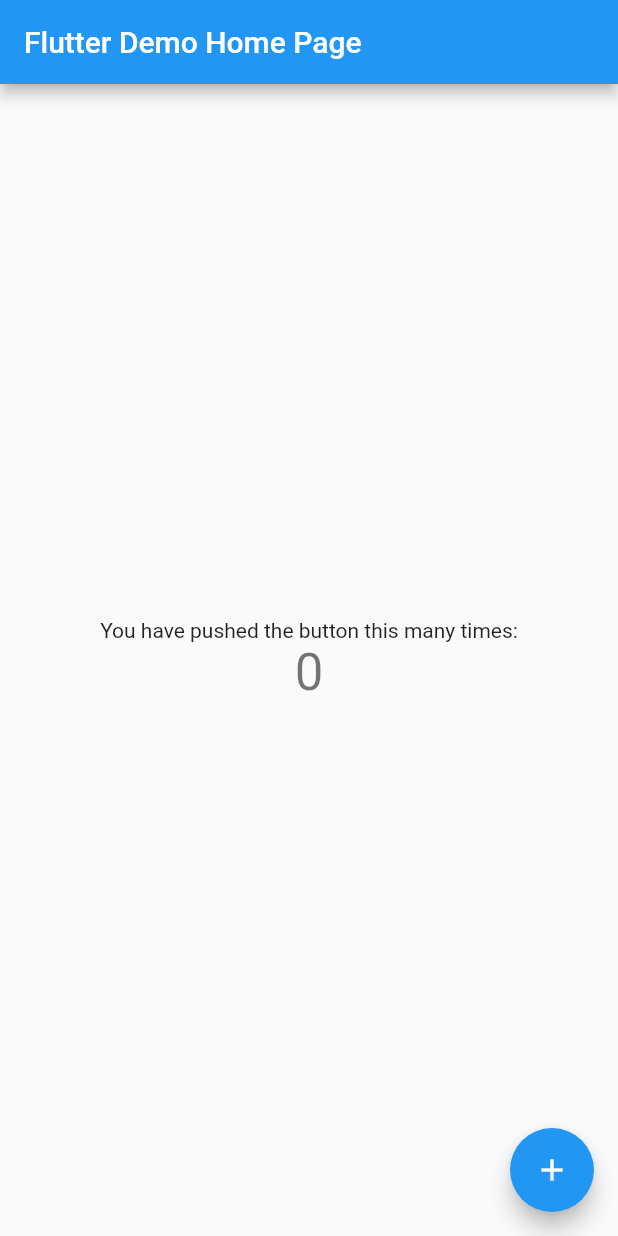
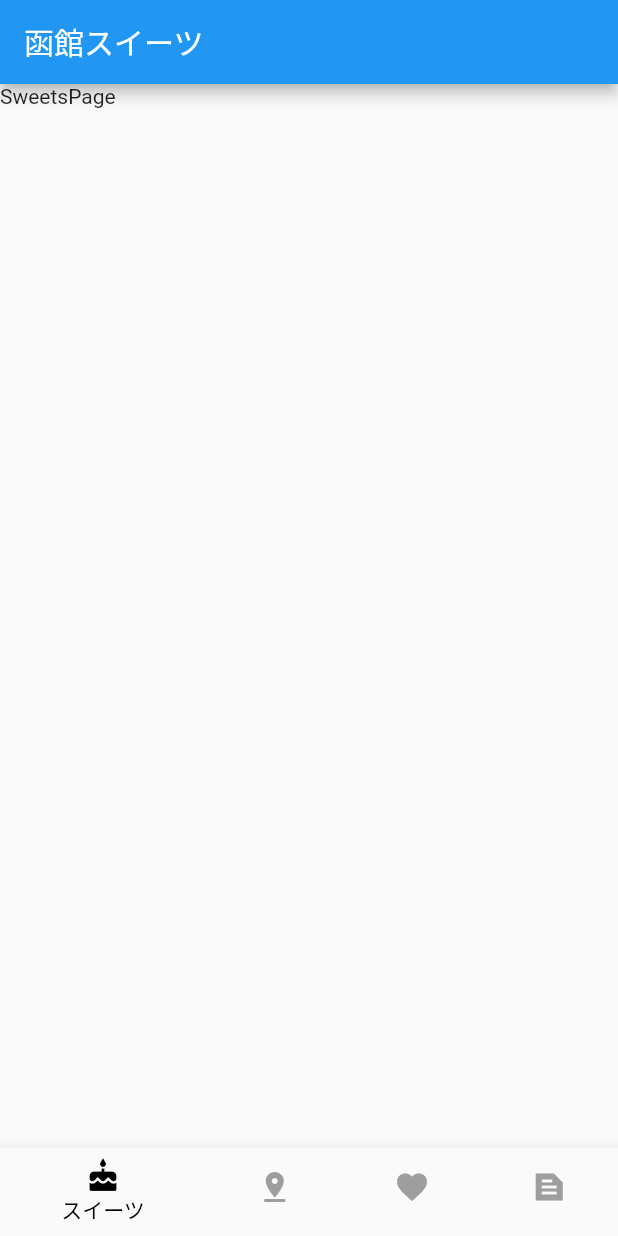
Before and after one commit to kmdkuk/hakodate_sweets, a Flutter app: the screen it shows after launch, on a phone screen of 412 x 824 dp. Run offline on Flutter 3.47's test engine with Material 2 defaults, Android fonts, the phone set to English and light mode, and no system bars; our stand-ins replace firebase_core; accounts and stored records are empty.

Commit message:
add base pages

```diff
--- a/lib/main.dart
+++ b/lib/main.dart
@@ -1,5 +1,9 @@
 import 'package:firebase_core/firebase_core.dart';
 import 'package:flutter/material.dart';
+import 'package:hakodate_sweets/pages/coupons/coupons_page.dart';
+import 'package:hakodate_sweets/pages/favorite/favorite_page.dart';
+import 'package:hakodate_sweets/pages/map/map_page.dart';
+import 'package:hakodate_sweets/pages/sweets/sweets_page.dart';
 
 Future<void> main() async {
   WidgetsFlutterBinding.ensureInitialized();
@@ -14,107 +18,68 @@ class MyApp extends StatelessWidget {
     return MaterialApp(
       title: 'Flutter Demo',
       theme: ThemeData(
-        // This is the theme of your application.
-        //
-        // Try running your application with "flutter run". You'll see the
-        // application has a blue toolbar. Then, without quitting the app, try
-        // changing the primarySwatch below to Colors.green and then invoke
-        // "hot reload" (press "r" in the console where you ran "flutter run",
-        // or simply save your changes to "hot reload" in a Flutter IDE).
-        // Notice that the counter didn't reset back to zero; the application
-        // is not restarted.
         primarySwatch: Colors.blue,
-        // This makes the visual density adapt to the platform that you run
-        // the app on. For desktop platforms, the controls will be smaller and
-        // closer together (more dense) than on mobile platforms.
         visualDensity: VisualDensity.adaptivePlatformDensity,
       ),
-      home: const MyHomePage(title: 'Flutter Demo Home Page'),
+      home: Main(),
     );
   }
 }
 
-class MyHomePage extends StatefulWidget {
-  const MyHomePage({Key key, this.title}) : super(key: key);
-
-  // This widget is the home page of your application. It is stateful, meaning
-  // that it has a State object (defined below) that contains fields that affect
-  // how it looks.
-
-  // This class is the configuration for the state. It holds the values (in this
-  // case the title) provided by the parent (in this case the App widget) and
-  // used by the build method of the State. Fields in a Widget subclass are
-  // always marked "final".
-
-  final String title;
-
+class Main extends StatefulWidget {
   @override
-  _MyHomePageState createState() => _MyHomePageState();
+  _MainState createState() => _MainState();
 }
 
-class _MyHomePageState extends State<MyHomePage> {
-  int _counter = 0;
-
-  void _incrementCounter() {
-    setState(() {
-      // This call to setState tells the Flutter framework that something has
-      // changed in this State, which causes it to rerun the build method below
-      // so that the display can reflect the updated values. If we changed
-      // _counter without calling setState(), then the build method would not be
-      // called again, and so nothing would appear to happen.
-      _counter++;
-    });
-  }
+class _MainState extends State<Main> {
+  int _currentIndex = 0;
+  final List<Widget> _pages = [
+    SweetsPage(),
+    MapPage(),
+    FavoritePage(),
+    CouponsPage(),
+  ];
 
   @override
   Widget build(BuildContext context) {
-    // This method is rerun every time setState is called, for instance as done
-    // by the _incrementCounter method above.
-    //
-    // The Flutter framework has been optimized to make rerunning build methods
-    // fast, so that you can just rebuild anything that needs updating rather
-    // than having to individually change instances of widgets.
+    const bottomNavItems = [
+      BottomNavigationBarItem(
+        icon: Icon(Icons.cake),
+        label: 'スイーツ',
+      ),
+      BottomNavigationBarItem(
+        icon: Icon(Icons.pin_drop),
+        label: 'マップ',
+      ),
+      BottomNavigationBarItem(
+        icon: Icon(Icons.favorite),
+        label: 'お気に入り',
+      ),
+      BottomNavigationBarItem(
+        icon: Icon(Icons.text_snippet_sharp),
+        label: 'クーポン',
+      ),
+    ];
+
     return Scaffold(
       appBar: AppBar(
-        // Here we take the value from the MyHomePage object that was created by
-        // the App.build method, and use it to set our appbar title.
-        title: Text(widget.title),
+        title: const Text('函館スイーツ'),
       ),
-      body: Center(
-        // Center is a layout widget. It takes a single child and positions it
-        // in the middle of the parent.
-        child: Column(
-          // Column is also a layout widget. It takes a list of children and
-          // arranges them vertically. By default, it sizes itself to fit its
-          // children horizontally, and tries to be as tall as its parent.
-          //
-          // Invoke "debug painting" (press "p" in the console, choose the
-          // "Toggle Debug Paint" action from the Flutter Inspector in Android
-          // Studio, or the "Toggle Debug Paint" command in Visual Studio Code)
-          // to see the wireframe for each widget.
-          //
-          // Column has various properties to control how it sizes itself and
-          // how it positions its children. Here we use mainAxisAlignment to
-          // center the children vertically; the main axis here is the vertical
-          // axis because Columns are vertical (the cross axis would be
-          // horizontal).
-          mainAxisAlignment: MainAxisAlignment.center,
-          children: <Widget>[
-            const Text(
-              'You have pushed the button this many times:',
-            ),
-            Text(
-              '$_counter',
-              style: Theme.of(context).textTheme.headline4,
-            ),
-          ],
-        ),
+      body: _pages[_currentIndex],
+      bottomNavigationBar: BottomNavigationBar(
+        fixedColor: Colors.black,
+        unselectedItemColor: Colors.grey,
+        onTap: _onTap,
+        currentIndex: _currentIndex,
+        type: BottomNavigationBarType.shifting,
+        items: bottomNavItems,
       ),
-      floatingActionButton: FloatingActionButton(
-        onPressed: _incrementCounter,
-        tooltip: 'Increment',
-        child: const Icon(Icons.add),
-      ), // This trailing comma makes auto-formatting nicer for build methods.
     );
   }
+
+  void _onTap(int index) {
+    setState(() {
+      _currentIndex = index;
+    });
+  }
 }
--- /dev/null
+++ b/lib/pages/coupons/coupons_page.dart
@@ -0,0 +1,8 @@
+import 'package:flutter/material.dart';
+
+class CouponsPage extends StatelessWidget {
+  @override
+  Widget build(BuildContext context) {
+    return const Text('CouponsPage');
+  }
+}
--- /dev/null
+++ b/lib/pages/favorite/favorite_page.dart
@@ -0,0 +1,8 @@
+import 'package:flutter/material.dart';
+
+class FavoritePage extends StatelessWidget {
+  @override
+  Widget build(BuildContext context) {
+    return const Text('SweetsPage');
+  }
+}
--- /dev/null
+++ b/lib/pages/map/map_page.dart
@@ -0,0 +1,8 @@
+import 'package:flutter/material.dart';
+
+class MapPage extends StatelessWidget {
+  @override
+  Widget build(BuildContext context) {
+    return const Text('MapPage');
+  }
+}
--- /dev/null
+++ b/lib/pages/sweets/sweets_page.dart
@@ -0,0 +1,12 @@
+import 'package:flutter/material.dart';
+
+class SweetsPage extends StatelessWidget {
+  @override
+  Widget build(BuildContext context) {
+    return const Scaffold(
+      body: SafeArea(
+        child: Text('SweetsPage'),
+      ),
+    );
+  }
+}
```
